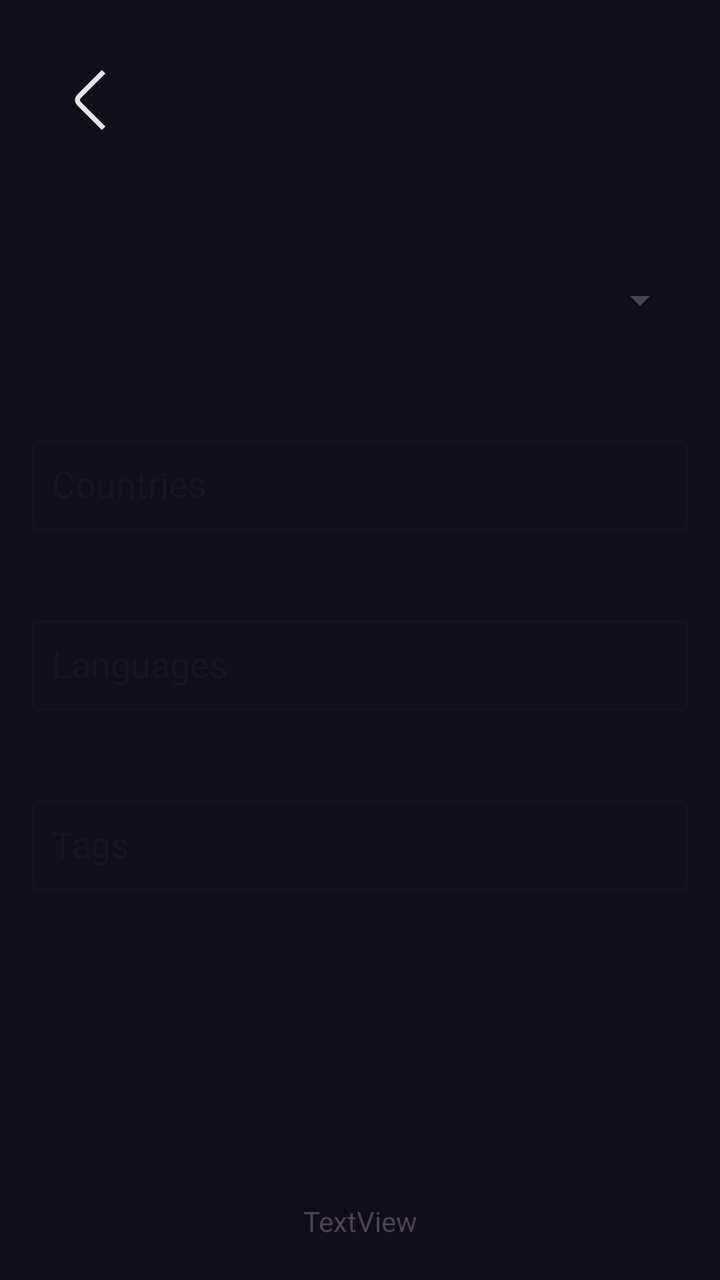
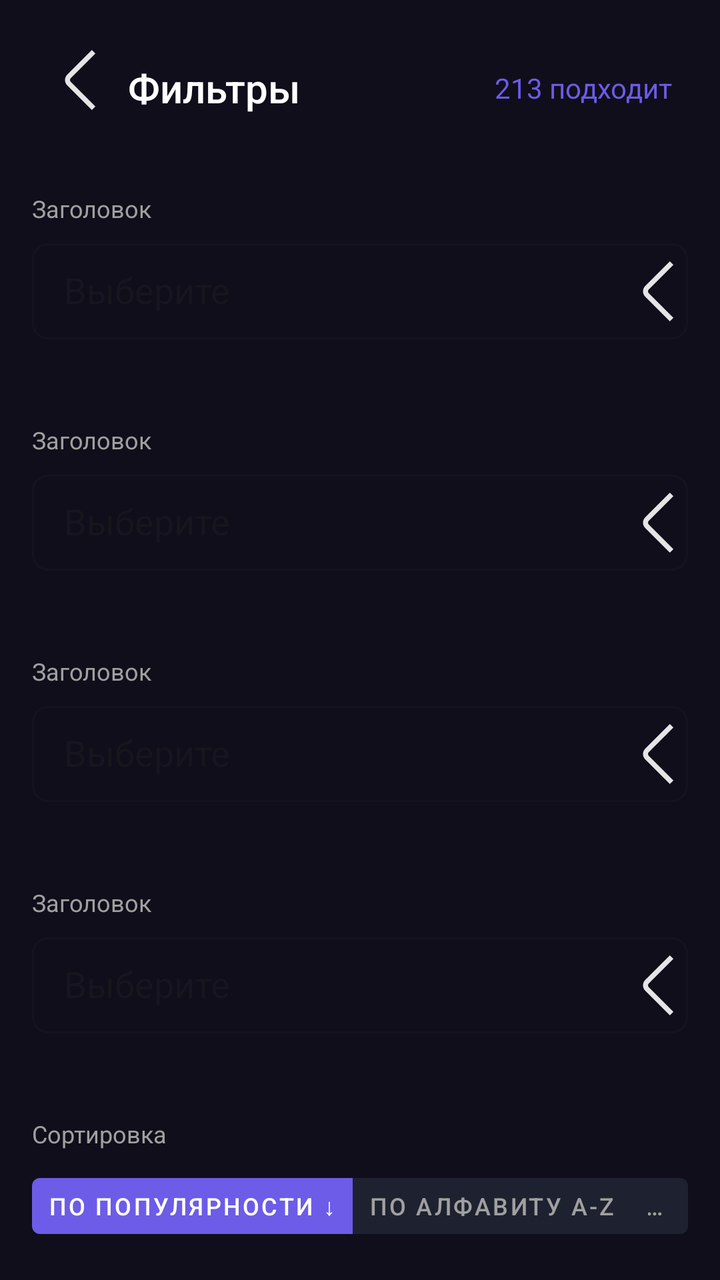

The first picture is an Android layout as it rendered before a commit; the second is the same layout after the commit. The layout source and the unified diff follow.
<!-- AndroidManifest.xml: application theme Theme.WorldRadio -->
<!-- res/layout/activity_filter.xml -->
<?xml version="1.0" encoding="utf-8"?>
<androidx.constraintlayout.widget.ConstraintLayout xmlns:android="http://schemas.android.com/apk/res/android"
    xmlns:app="http://schemas.android.com/apk/res-auto"
    xmlns:tools="http://schemas.android.com/tools"
    android:id="@+id/main"
    android:layout_width="match_parent"
    android:layout_height="match_parent"
    android:background="@color/background"
    tools:context=".ui.activities.FilterActivity">

    <androidx.constraintlayout.widget.ConstraintLayout
        android:layout_width="match_parent"
        android:background="@color/background"
        android:layout_height="match_parent"
        app:layout_constraintBottom_toBottomOf="parent"
        app:layout_constraintEnd_toEndOf="parent"
        app:layout_constraintHorizontal_bias="0.0"
        app:layout_constraintStart_toStartOf="parent"
        app:layout_constraintTop_toTopOf="parent"
        app:layout_constraintVertical_bias="0.0">

        <ImageView
            android:id="@+id/backButtonFilterView"
            android:layout_width="wrap_content"
            android:layout_height="wrap_content"
            android:layout_marginStart="20dp"
            android:layout_marginTop="25dp"
            android:padding="10dp"
            app:layout_constraintStart_toStartOf="parent"
            app:layout_constraintTop_toTopOf="parent"
            app:srcCompat="@drawable/back" />

        <Spinner
            android:id="@+id/sortType"
            android:layout_width="match_parent"
            android:layout_height="50dp"
            android:layout_marginStart="16dp"
            android:layout_marginTop="50dp"
            android:layout_marginEnd="16dp"
            app:layout_constraintEnd_toEndOf="parent"
            app:layout_constraintStart_toStartOf="parent"
            app:layout_constraintTop_toBottomOf="@+id/backButtonFilterView" />

        <com.google.android.material.textfield.TextInputLayout
            android:id="@+id/tilCountry"
            style="@style/Widget.MaterialComponents.TextInputLayout.OutlinedBox"
            android:layout_width="match_parent"
            android:layout_height="50dp"
            android:layout_marginStart="16dp"
            android:layout_marginTop="40dp"
            android:layout_marginEnd="16dp"
            android:hint="@string/country_filter"
            app:layout_constraintEnd_toEndOf="parent"
            app:layout_constraintStart_toStartOf="parent"
            app:layout_constraintTop_toBottomOf="@+id/sortType">

            <com.google.android.material.textfield.MaterialAutoCompleteTextView
                android:id="@+id/actvCountry"
                android:layout_width="match_parent"
                android:layout_height="45dp"
                android:inputType="textAutoComplete|text"
                android:paddingLeft="10dp"
                android:paddingRight="10dp" />
        </com.google.android.material.textfield.TextInputLayout>

        <ImageView
            android:id="@+id/deleteCountryFilter"
            android:layout_width="50dp"
            android:layout_height="50dp"
            android:padding="10dp"
            android:visibility="invisible"
            app:layout_constraintBottom_toBottomOf="@+id/tilCountry"
            app:layout_constraintEnd_toEndOf="@+id/tilCountry"
            app:layout_constraintTop_toTopOf="@+id/tilCountry"
            app:srcCompat="@drawable/delete" />

        <com.google.android.material.textfield.TextInputLayout
            android:id="@+id/tilLang"
            style="@style/Widget.MaterialComponents.TextInputLayout.OutlinedBox"
            android:layout_width="match_parent"
            android:layout_height="50dp"
            android:layout_marginStart="16dp"
            android:layout_marginTop="40dp"
            android:layout_marginEnd="16dp"
            android:hint="@string/lang_filter"
            app:layout_constraintEnd_toEndOf="parent"
            app:layout_constraintStart_toStartOf="parent"
            app:layout_constraintTop_toBottomOf="@+id/tilCountry">

            <com.google.android.material.textfield.MaterialAutoCompleteTextView
                android:id="@+id/actvLang"
                android:layout_width="match_parent"
                android:layout_height="45dp"
                android:inputType="textAutoComplete|text"
                android:paddingLeft="10dp"
                android:paddingRight="10dp" />
        </com.google.android.material.textfield.TextInputLayout>

        <ImageView
            android:id="@+id/deleteLangFilter"
            android:layout_width="50dp"
            android:layout_height="50dp"
            android:padding="10dp"
            android:visibility="invisible"
            app:layout_constraintBottom_toBottomOf="@+id/tilLang"
            app:layout_constraintEnd_toEndOf="@+id/tilLang"
            app:layout_constraintTop_toTopOf="@+id/tilLang"
            app:srcCompat="@drawable/delete" />

        <com.google.android.material.textfield.TextInputLayout
            android:id="@+id/tilStyle"
            style="@style/Widget.MaterialComponents.TextInputLayout.OutlinedBox"
            android:layout_width="match_parent"
            android:layout_height="50dp"
            android:layout_marginStart="16dp"
            android:layout_marginTop="40dp"
            android:layout_marginEnd="16dp"
            android:hint="@string/tag_filter"
            app:layout_constraintEnd_toEndOf="parent"
            app:layout_constraintStart_toStartOf="parent"
            app:layout_constraintTop_toBottomOf="@+id/tilLang">

            <com.google.android.material.textfield.MaterialAutoCompleteTextView
                android:id="@+id/actvStyle"
                android:layout_width="match_parent"
                android:layout_height="45dp"
                android:inputType="textAutoComplete|text"
                android:paddingLeft="10dp"
                android:paddingRight="10dp" />
        </com.google.android.material.textfield.TextInputLayout>

        <ImageView
            android:id="@+id/deleteStyleFilter"
            android:layout_width="50dp"
            android:layout_height="50dp"
            android:padding="10dp"
            android:visibility="invisible"
            app:layout_constraintBottom_toBottomOf="@+id/tilStyle"
            app:layout_constraintEnd_toEndOf="@+id/tilStyle"
            app:layout_constraintTop_toTopOf="@+id/tilStyle"
            app:srcCompat="@drawable/delete" />

        <TextView
            android:id="@+id/countStation"
            android:layout_width="wrap_content"
            android:layout_height="wrap_content"
            android:layout_marginBottom="20dp"
            android:text="TextView"
            app:layout_constraintBottom_toBottomOf="parent"
            app:layout_constraintEnd_toEndOf="parent"
            app:layout_constraintStart_toStartOf="parent" />

        <ImageView
            android:id="@+id/recomendedButtonFilter"
            android:layout_width="wrap_content"
            android:layout_height="wrap_content"
            android:layout_marginStart="45dp"
            android:layout_marginTop="70dp"
            android:visibility="invisible"
            app:layout_constraintStart_toEndOf="@+id/topButtonFilter"
            app:layout_constraintTop_toBottomOf="@+id/tilStyle"
            app:srcCompat="@drawable/back" />

        <ImageView
            android:id="@+id/savedButtonFilter"
            android:layout_width="wrap_content"
            android:layout_height="wrap_content"
            android:layout_marginStart="40dp"
            android:layout_marginTop="57dp"
            android:visibility="invisible"
            app:layout_constraintStart_toStartOf="parent"
            app:layout_constraintTop_toBottomOf="@+id/tilStyle"
            app:srcCompat="@drawable/back" />

        <ImageView
            android:id="@+id/topButtonFilter"
            android:layout_width="wrap_content"
            android:layout_height="wrap_content"
            android:layout_marginStart="18dp"
            android:layout_marginTop="70dp"
            android:visibility="invisible"
            app:layout_constraintStart_toEndOf="@+id/savedButtonFilter"
            app:layout_constraintTop_toBottomOf="@+id/tilStyle"
            app:srcCompat="@drawable/back" />

    </androidx.constraintlayout.widget.ConstraintLayout>

</androidx.constraintlayout.widget.ConstraintLayout>
<!-- resources referenced by this layout -->
<resources>
  <color name="background">#100E1B</color>
  <!-- drawable back (drawable) -->
  <vector xmlns:android="http://schemas.android.com/apk/res/android"
      android:width="30dp"
      android:height="30dp"
      android:viewportWidth="30"
      android:viewportHeight="30">
    <path
        android:pathData="M20.94,29.993L8.599,17.651C7.896,16.948 7.501,15.994 7.501,15C7.501,14.006 7.896,13.052 8.599,12.349L20.933,0.015L22.7,1.783L10.366,14.116C10.132,14.351 10,14.669 10,15C10,15.332 10.132,15.649 10.366,15.884L22.708,28.225L20.94,29.993Z"
        android:fillColor="#E5E5E5"/>
  </vector>
  <!-- drawable delete (drawable) -->
  <vector xmlns:android="http://schemas.android.com/apk/res/android" android:height="30dp" android:viewportHeight="24" android:viewportWidth="24" android:width="30dp">
        
      <group>
              
          <clip-path android:pathData="M5,0L19,0A5,5 0,0 1,24 5L24,19A5,5 0,0 1,19 24L5,24A5,5 0,0 1,0 19L0,5A5,5 0,0 1,5 0z"/>
              
          <path android:fillColor="#E5E5E5" android:pathData="M23.707,0.293C23.52,0.106 23.265,0 23,0C22.735,0 22.481,0.106 22.293,0.293L12,10.586L1.707,0.293C1.52,0.106 1.265,0 1,0C0.735,0 0.481,0.106 0.293,0.293C0.106,0.481 0,0.735 0,1C0,1.265 0.106,1.52 0.293,1.707L10.586,12L0.293,22.293C0.106,22.481 0,22.735 0,23C0,23.265 0.106,23.52 0.293,23.707C0.481,23.895 0.735,24 1,24C1.265,24 1.52,23.895 1.707,23.707L12,13.414L22.293,23.707C22.481,23.895 22.735,24 23,24C23.265,24 23.52,23.895 23.707,23.707C23.895,23.52 24,23.265 24,23C24,22.735 23.895,22.481 23.707,22.293L13.414,12L23.707,1.707C23.895,1.52 24,1.265 24,1C24,0.735 23.895,0.481 23.707,0.293Z"/>
            
      </group>
      
  </vector>
  <string name="country_filter">Countries</string>
  <string name="lang_filter">Languages</string>
  <string name="tag_filter">Tags</string>
  <style name="Theme.WorldRadio" parent="Base.Theme.WorldRadio" />
  <style name="Base.Theme.WorldRadio" parent="Theme.Material3.DayNight.NoActionBar">
          
          
      </style>
</resources>

<!-- the commit's change to res/layout/activity_filter.xml (unified diff, before → after) -->
@@ -1,188 +1,159 @@
 <?xml version="1.0" encoding="utf-8"?>
-<androidx.constraintlayout.widget.ConstraintLayout xmlns:android="http://schemas.android.com/apk/res/android"
+<androidx.constraintlayout.widget.ConstraintLayout
+    xmlns:android="http://schemas.android.com/apk/res/android"
     xmlns:app="http://schemas.android.com/apk/res-auto"
-    xmlns:tools="http://schemas.android.com/tools"
-    android:id="@+id/main"
+    android:id="@+id/filterRoot"
     android:layout_width="match_parent"
     android:layout_height="match_parent"
-    android:background="@color/background"
-    tools:context=".ui.activities.FilterActivity">
+    android:background="#100E1B"
+    android:padding="16dp">
 
-    <androidx.constraintlayout.widget.ConstraintLayout
-        android:layout_width="match_parent"
-        android:background="@color/background"
-        android:layout_height="match_parent"
-        app:layout_constraintBottom_toBottomOf="parent"
-        app:layout_constraintEnd_toEndOf="parent"
-        app:layout_constraintHorizontal_bias="0.0"
+    
+    <LinearLayout
+        android:id="@+id/headerLayout"
+        android:layout_width="0dp"
+        android:layout_height="56dp"
+        android:orientation="horizontal"
+        app:layout_constraintTop_toTopOf="parent"
         app:layout_constraintStart_toStartOf="parent"
-        app:layout_constraintTop_toTopOf="parent"
-        app:layout_constraintVertical_bias="0.0">
+        app:layout_constraintEnd_toEndOf="parent">
 
-        <ImageView
-            android:id="@+id/backButtonFilterView"
-            android:layout_width="wrap_content"
-            android:layout_height="wrap_content"
-            android:layout_marginStart="20dp"
-            android:layout_marginTop="25dp"
-            android:padding="10dp"
-            app:layout_constraintStart_toStartOf="parent"
-            app:layout_constraintTop_toTopOf="parent"
-            app:srcCompat="@drawable/back" />
-
-        <Spinner
-            android:id="@+id/sortType"
-            android:layout_width="match_parent"
-            android:layout_height="50dp"
-            android:layout_marginStart="16dp"
-            android:layout_marginTop="50dp"
-            android:layout_marginEnd="16dp"
-            app:layout_constraintEnd_toEndOf="parent"
-            app:layout_constraintStart_toStartOf="parent"
-            app:layout_constraintTop_toBottomOf="@+id/backButtonFilterView" />
-
-        <com.google.android.material.textfield.TextInputLayout
-            android:id="@+id/tilCountry"
-            style="@style/Widget.MaterialComponents.TextInputLayout.OutlinedBox"
-            android:layout_width="match_parent"
-            android:layout_height="50dp"
-            android:layout_marginStart="16dp"
-            android:layout_marginTop="40dp"
-            android:layout_marginEnd="16dp"
-            android:hint="@string/country_filter"
-            app:layout_constraintEnd_toEndOf="parent"
-            app:layout_constraintStart_toStartOf="parent"
-            app:layout_constraintTop_toBottomOf="@+id/sortType">
-
-            <com.google.android.material.textfield.MaterialAutoCompleteTextView
-                android:id="@+id/actvCountry"
-                android:layout_width="match_parent"
-                android:layout_height="45dp"
-                android:inputType="textAutoComplete|text"
-                android:paddingLeft="10dp"
-                android:paddingRight="10dp" />
-        </com.google.android.material.textfield.TextInputLayout>
-
-        <ImageView
-            android:id="@+id/deleteCountryFilter"
-            android:layout_width="50dp"
-            android:layout_height="50dp"
-            android:padding="10dp"
-            android:visibility="invisible"
-            app:layout_constraintBottom_toBottomOf="@+id/tilCountry"
-            app:layout_constraintEnd_toEndOf="@+id/tilCountry"
-            app:layout_constraintTop_toTopOf="@+id/tilCountry"
-            app:srcCompat="@drawable/delete" />
-
-        <com.google.android.material.textfield.TextInputLayout
-            android:id="@+id/tilLang"
-            style="@style/Widget.MaterialComponents.TextInputLayout.OutlinedBox"
-            android:layout_width="match_parent"
-            android:layout_height="50dp"
-            android:layout_marginStart="16dp"
-            android:layout_marginTop="40dp"
-            android:layout_marginEnd="16dp"
-            android:hint="@string/lang_filter"
-            app:layout_constraintEnd_toEndOf="parent"
-            app:layout_constraintStart_toStartOf="parent"
-            app:layout_constraintTop_toBottomOf="@+id/tilCountry">
-
-            <com.google.android.material.textfield.MaterialAutoCompleteTextView
-                android:id="@+id/actvLang"
-                android:layout_width="match_parent"
-                android:layout_height="45dp"
-                android:inputType="textAutoComplete|text"
-                android:paddingLeft="10dp"
-                android:paddingRight="10dp" />
-        </com.google.android.material.textfield.TextInputLayout>
-
-        <ImageView
-            android:id="@+id/deleteLangFilter"
-            android:layout_width="50dp"
-            android:layout_height="50dp"
-            android:padding="10dp"
-            android:visibility="invisible"
-            app:layout_constraintBottom_toBottomOf="@+id/tilLang"
-            app:layout_constraintEnd_toEndOf="@+id/tilLang"
-            app:layout_constraintTop_toTopOf="@+id/tilLang"
-            app:srcCompat="@drawable/delete" />
-
-        <com.google.android.material.textfield.TextInputLayout
-            android:id="@+id/tilStyle"
-            style="@style/Widget.MaterialComponents.TextInputLayout.OutlinedBox"
-            android:layout_width="match_parent"
-            android:layout_height="50dp"
-            android:layout_marginStart="16dp"
-            android:layout_marginTop="40dp"
-            android:layout_marginEnd="16dp"
-            android:hint="@string/tag_filter"
-            app:layout_constraintEnd_toEndOf="parent"
-            app:layout_constraintStart_toStartOf="parent"
-            app:layout_constraintTop_toBottomOf="@+id/tilLang">
-
-            <com.google.android.material.textfield.MaterialAutoCompleteTextView
-                android:id="@+id/actvStyle"
-                android:layout_width="match_parent"
-                android:layout_height="45dp"
-                android:inputType="textAutoComplete|text"
-                android:paddingLeft="10dp"
-                android:paddingRight="10dp" />
-        </com.google.android.material.textfield.TextInputLayout>
-
-        <ImageView
-            android:id="@+id/deleteStyleFilter"
-            android:layout_width="50dp"
-            android:layout_height="50dp"
-            android:padding="10dp"
-            android:visibility="invisible"
-            app:layout_constraintBottom_toBottomOf="@+id/tilStyle"
-            app:layout_constraintEnd_toEndOf="@+id/tilStyle"
-            app:layout_constraintTop_toTopOf="@+id/tilStyle"
-            app:srcCompat="@drawable/delete" />
+        <ImageButton
+            android:id="@+id/btnBack"
+            android:layout_width="48dp"
+            android:layout_height="48dp"
+            android:background="?attr/selectableItemBackgroundBorderless"
+            android:src="@drawable/back" />
 
         <TextView
-            android:id="@+id/countStation"
+            android:layout_width="0dp"
+            android:layout_height="match_parent"
+            android:layout_weight="1"
+            android:gravity="center_vertical"
+            android:text="Фильтры"
+            android:textColor="#FFFFFF"
+            android:textSize="20sp"
+            android:fontFamily="sans-serif-medium" />
+
+        <TextView
+            android:id="@+id/tvStationCount"
             android:layout_width="wrap_content"
+            android:layout_height="match_parent"
+            android:gravity="center_vertical"
+            android:text="213 подходит"
+            android:textColor="#6C5CE7"
+            android:textSize="14sp"
+            android:layout_marginEnd="8dp"/>
+    </LinearLayout>
+
+    
+    <ScrollView
+        android:layout_width="0dp"
+        android:layout_height="0dp"
+        app:layout_constraintTop_toBottomOf="@id/headerLayout"
+        app:layout_constraintBottom_toBottomOf="parent"
+        app:layout_constraintStart_toStartOf="parent"
+        app:layout_constraintEnd_toEndOf="parent">
+
+        <LinearLayout
+            android:id="@+id/filtersContainer"
+            android:layout_width="match_parent"
             android:layout_height="wrap_content"
-            android:layout_marginBottom="20dp"
-            android:text="TextView"
-            app:layout_constraintBottom_toBottomOf="parent"
-            app:layout_constraintEnd_toEndOf="parent"
-            app:layout_constraintStart_toStartOf="parent" />
+            android:orientation="vertical">
 
-        <ImageView
-            android:id="@+id/recomendedButtonFilter"
-            android:layout_width="wrap_content"
-            android:layout_height="wrap_content"
-            android:layout_marginStart="45dp"
-            android:layout_marginTop="70dp"
-            android:visibility="invisible"
-            app:layout_constraintStart_toEndOf="@+id/topButtonFilter"
-            app:layout_constraintTop_toBottomOf="@+id/tilStyle"
-            app:srcCompat="@drawable/back" />
+            
+            <include layout="@layout/filter_field" android:id="@+id/filterGenre" />
+            <include layout="@layout/filter_field" android:id="@+id/filterLanguage" />
+            <include layout="@layout/filter_field" android:id="@+id/filterCountry" />
+            <include layout="@layout/filter_field" android:id="@+id/filterBitrate" />
 
-        <ImageView
-            android:id="@+id/savedButtonFilter"
-            android:layout_width="wrap_content"
-            android:layout_height="wrap_content"
-            android:layout_marginStart="40dp"
-            android:layout_marginTop="57dp"
-            android:visibility="invisible"
-            app:layout_constraintStart_toStartOf="parent"
-            app:layout_constraintTop_toBottomOf="@+id/tilStyle"
-            app:srcCompat="@drawable/back" />
+            
+            <TextView
+                android:layout_width="wrap_content"
+                android:layout_height="wrap_content"
+                android:text="Сортировка"
+                android:textColor="#A0A0A0"
+                android:textSize="12sp"
+                android:layout_marginTop="24dp"
+                android:layout_marginBottom="8dp" />
 
-        <ImageView
-            android:id="@+id/topButtonFilter"
-            android:layout_width="wrap_content"
-            android:layout_height="wrap_content"
-            android:layout_marginStart="18dp"
-            android:layout_marginTop="70dp"
-            android:visibility="invisible"
-            app:layout_constraintStart_toEndOf="@+id/savedButtonFilter"
-            app:layout_constraintTop_toBottomOf="@+id/tilStyle"
-            app:srcCompat="@drawable/back" />
+            <com.google.android.material.button.MaterialButtonToggleGroup
+                android:id="@+id/sortToggleGroup"
+                android:layout_width="match_parent"
+                android:layout_height="wrap_content"
+                app:singleSelection="true">
 
-    </androidx.constraintlayout.widget.ConstraintLayout>
+                <com.google.android.material.button.MaterialButton
+                    android:text="По популярности ↓"
+                    android:layout_width="wrap_content"
+                    android:layout_height="40dp"
+                    android:textSize="12sp"
+                    style="@style/Widget.MaterialComponents.Button.TextButton"
+                    android:textColor="#FFFFFF"
+                    app:backgroundTint="#6C5CE7" />
 
+                <com.google.android.material.button.MaterialButton
+                    android:text="По алфавиту A-Z"
+                    android:layout_width="wrap_content"
+                    android:layout_height="40dp"
+                    android:textSize="12sp"
+                    style="@style/Widget.MaterialComponents.Button.TextButton"
+                    android:textColor="#A0A0A0"
+                    app:backgroundTint="#1E2230" />
+
+                <com.google.android.material.button.MaterialButton
+                    android:text="По дате"
+                    android:layout_width="wrap_content"
+                    android:layout_height="40dp"
+                    android:textSize="12sp"
+                    style="@style/Widget.MaterialComponents.Button.TextButton"
+                    android:textColor="#A0A0A0"
+                    app:backgroundTint="#1E2230" />
+            </com.google.android.material.button.MaterialButtonToggleGroup>
+        </LinearLayout>
+    </ScrollView>
 </androidx.constraintlayout.widget.ConstraintLayout>
+<!-- res/layout/filter_field.xml (included above) -->
+<merge xmlns:tools="http://schemas.android.com/tools"
+    xmlns:android="http://schemas.android.com/apk/res/android"
+    xmlns:app="http://schemas.android.com/apk/res-auto">
+
+    <TextView
+        android:id="@+id/tvFilterLabel"
+        android:layout_width="wrap_content"
+        android:layout_height="wrap_content"
+        android:text="Заголовок"
+        android:textColor="#A0A0A0"
+        android:textSize="12sp"
+        android:layout_marginTop="24dp"
+        android:layout_marginBottom="4dp" />
+
+    <com.google.android.material.textfield.TextInputLayout
+        style="@style/Widget.MaterialComponents.TextInputLayout.OutlinedBox"
+        android:layout_width="match_parent"
+        android:layout_height="wrap_content"
+        android:backgroundTint="#1E2230"
+        android:layout_marginBottom="10dp"
+        app:boxCornerRadiusTopStart="8dp"
+        app:boxCornerRadiusTopEnd="8dp"
+        app:boxCornerRadiusBottomStart="8dp"
+        app:boxCornerRadiusBottomEnd="8dp">
+
+        <com.google.android.material.textfield.MaterialAutoCompleteTextView
+            android:id="@+id/autoComplete"
+            android:layout_width="match_parent"
+            android:layout_height="48dp"
+            android:hint="Выберите"
+            android:textColor="#FFFFFF"
+            android:textColorHint="#6C5CE7"
+            android:paddingStart="16dp"
+            android:drawableEnd="@drawable/back"
+            tools:ignore="RtlSymmetry" />
+    </com.google.android.material.textfield.TextInputLayout>
+
+    <com.google.android.material.chip.ChipGroup
+        android:id="@+id/chipGroup"
+        android:layout_width="match_parent"
+        android:layout_height="wrap_content"
+        android:layout_marginTop="8dp" />
+</merge>
<!-- resource entries referenced after the edit -->
@@ -1,6 +1,5 @@
 <!-- resources referenced by this layout -->
 <resources>
-  <color name="background">#100E1B</color>
   <!-- drawable back (drawable) -->
   <vector xmlns:android="http://schemas.android.com/apk/res/android"
       android:width="30dp"
@@ -11,21 +10,6 @@
         android:pathData="M20.94,29.993L8.599,17.651C7.896,16.948 7.501,15.994 7.501,15C7.501,14.006 7.896,13.052 8.599,12.349L20.933,0.015L22.7,1.783L10.366,14.116C10.132,14.351 10,14.669 10,15C10,15.332 10.132,15.649 10.366,15.884L22.708,28.225L20.94,29.993Z"
         android:fillColor="#E5E5E5"/>
   </vector>
-  <!-- drawable delete (drawable) -->
-  <vector xmlns:android="http://schemas.android.com/apk/res/android" android:height="30dp" android:viewportHeight="24" android:viewportWidth="24" android:width="30dp">
-        
-      <group>
-              
-          <clip-path android:pathData="M5,0L19,0A5,5 0,0 1,24 5L24,19A5,5 0,0 1,19 24L5,24A5,5 0,0 1,0 19L0,5A5,5 0,0 1,5 0z"/>
-              
-          <path android:fillColor="#E5E5E5" android:pathData="M23.707,0.293C23.52,0.106 23.265,0 23,0C22.735,0 22.481,0.106 22.293,0.293L12,10.586L1.707,0.293C1.52,0.106 1.265,0 1,0C0.735,0 0.481,0.106 0.293,0.293C0.106,0.481 0,0.735 0,1C0,1.265 0.106,1.52 0.293,1.707L10.586,12L0.293,22.293C0.106,22.481 0,22.735 0,23C0,23.265 0.106,23.52 0.293,23.707C0.481,23.895 0.735,24 1,24C1.265,24 1.52,23.895 1.707,23.707L12,13.414L22.293,23.707C22.481,23.895 22.735,24 23,24C23.265,24 23.52,23.895 23.707,23.707C23.895,23.52 24,23.265 24,23C24,22.735 23.895,22.481 23.707,22.293L13.414,12L23.707,1.707C23.895,1.52 24,1.265 24,1C24,0.735 23.895,0.481 23.707,0.293Z"/>
-            
-      </group>
-      
-  </vector>
-  <string name="country_filter">Countries</string>
-  <string name="lang_filter">Languages</string>
-  <string name="tag_filter">Tags</string>
   <style name="Theme.WorldRadio" parent="Base.Theme.WorldRadio" />
   <style name="Base.Theme.WorldRadio" parent="Theme.Material3.DayNight.NoActionBar">
           
